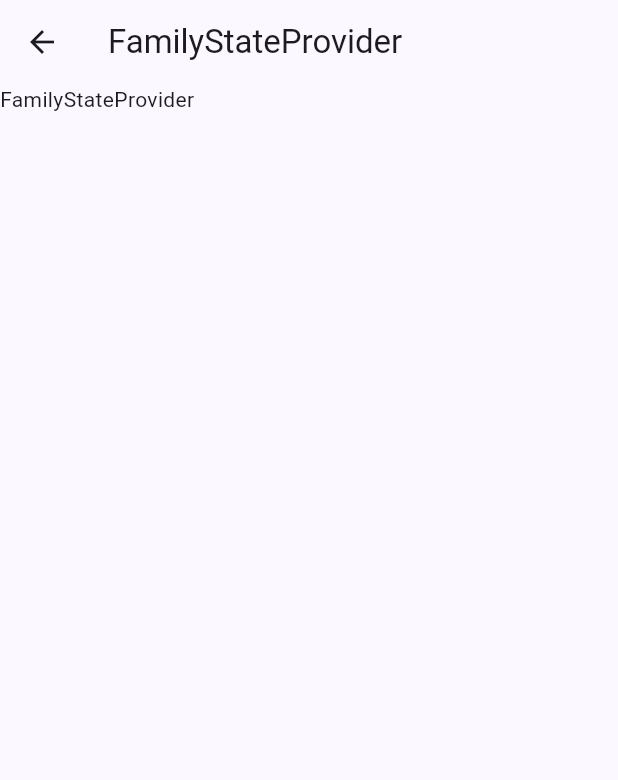
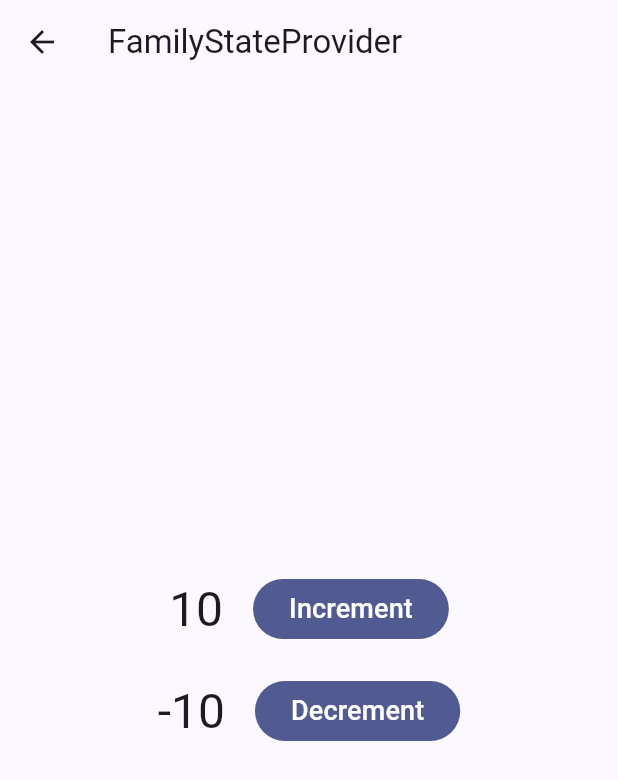
Before and after one commit to emagnu/state_provider, a Flutter app: the FamilyPage screen opened directly, on a phone screen of 412 x 824 dp. Shown: the top 780 px of the screen. Run offline on Flutter 3.47's test engine with Material 3 defaults, Android fonts, the phone set to English and light mode, and no system bars; our stand-ins replace flutter_riverpod, riverpod_annotation; generated files the repository leaves out were written again.

Commit message:
25. StateProvider - family, autoDispose.family

```diff
--- a/lib/pages/family/family_page.dart
+++ b/lib/pages/family/family_page.dart
@@ -1,24 +1,75 @@
 //  //
 //Import LIBRARIES
 import 'package:flutter/material.dart';
+import 'package:flutter/widgets.dart';
 import 'package:flutter_riverpod/flutter_riverpod.dart';
 //Import FILES
 // import 'pages/bard_home_page.dart';
+import 'family_provider.dart';
 //  PARTS
 //  PROVIDERS
 
 //
 
-class FamilyPage extends StatelessWidget {
+class FamilyPage extends ConsumerWidget {
   const FamilyPage({super.key});
 
   @override
-  Widget build(BuildContext context) {
+  Widget build(BuildContext context, WidgetRef ref) {
+    final incVal = ref.watch(familyCounterProvider(10));
+    final decVal = ref.watch(familyCounterProvider(-10));
+
     return Scaffold(
       appBar: AppBar(
         title: const Text('FamilyStateProvider'),
       ),
-      body: const Text('FamilyStateProvider'),
+      // body: const Text('FamilyStateProvider'),
+      body: Center(
+        child: Column(
+          mainAxisAlignment: MainAxisAlignment.center,
+          children: [
+            Row(
+              mainAxisAlignment: MainAxisAlignment.center,
+              children: <Widget>[
+                Text('$incVal',
+                    style: Theme.of(context).textTheme.headlineLarge),
+                const SizedBox(width: 20.0),
+                FilledButton(
+                  onPressed: () {
+                    ref
+                        .read(familyCounterProvider(10).notifier)
+                        .update((state) => state + 10);
+                  },
+                  child: const Text(
+                    'Increment',
+                    style: TextStyle(fontSize: 18.0),
+                  ),
+                ),
+              ],
+            ),
+            const SizedBox(height: 20.0),
+            Row(
+              mainAxisAlignment: MainAxisAlignment.center,
+              children: <Widget>[
+                Text('$decVal',
+                    style: Theme.of(context).textTheme.headlineLarge),
+                const SizedBox(width: 20.0),
+                FilledButton(
+                  onPressed: () {
+                    ref
+                        .read(familyCounterProvider(-10).notifier)
+                        .update((state) => state - 10);
+                  },
+                  child: const Text(
+                    'Decrement',
+                    style: TextStyle(fontSize: 18.0),
+                  ),
+                ),
+              ],
+            )
+          ],
+        ),
+      ),
     );
   }
 }
--- a/lib/pages/family/family_provider.dart
+++ b/lib/pages/family/family_provider.dart
@@ -0,0 +1,19 @@
+//  //
+//Import LIBRARIES
+import 'package:flutter/material.dart';
+import 'package:flutter_riverpod/flutter_riverpod.dart';
+import 'package:riverpod_annotation/riverpod_annotation.dart';
+//Import FILES
+//  PARTS
+
+//  PROVIDERS
+
+final familyCounterProvider =
+    StateProvider.family<int, int>((ref, initialValue) {
+  debugPrint('[familyCounterProvider($initialValue)] created');
+
+  ref.onDispose(() {
+    debugPrint('[familyCounterProvider($initialValue)] disposed');
+  });
+  return initialValue;
+});
```
